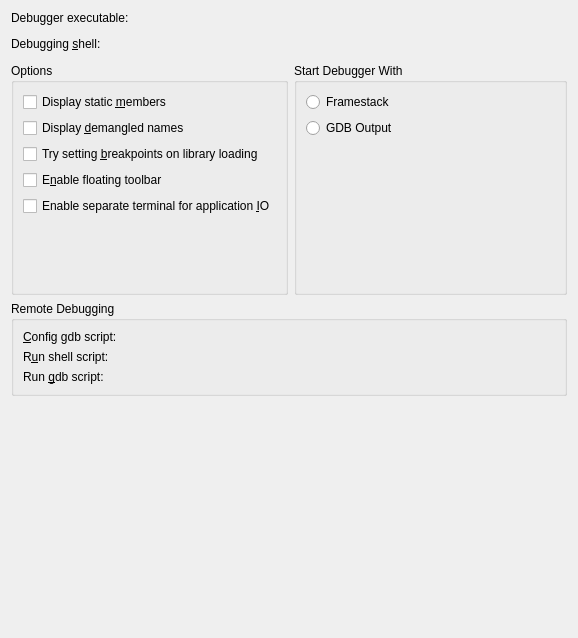
Old version of the form debuggers/gdb/debuggerconfigwidget.ui in the repository KDE/kdevelop.
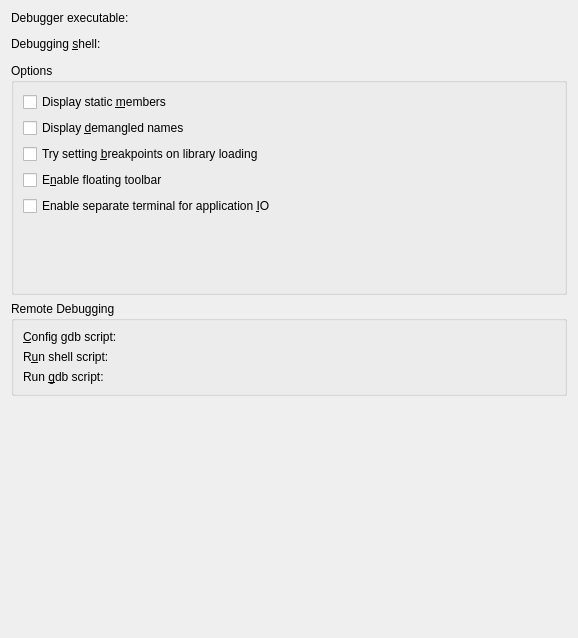
New version of the form. Custom widgets are drawn as their Qt base class.

Commit message: Remove config option to raise framestack when starting debugger. Instead OutputView is opened.

The edit to the form file:
```diff
--- a/debuggers/gdb/debuggerconfigwidget.ui
+++ b/debuggers/gdb/debuggerconfigwidget.ui
@@ -179,42 +179,6 @@
        </layout>
       </widget>
      </item>
-     <item>
-      <widget class="QGroupBox" name="groupBox_4">
-       <property name="title">
-        <string>Start Debugger With</string>
-       </property>
-       <layout class="QVBoxLayout">
-        <item>
-         <widget class="QRadioButton" name="startWithFramestack">
-          <property name="text">
-           <string>Framestack</string>
-          </property>
-         </widget>
-        </item>
-        <item>
-         <widget class="QRadioButton" name="kcfg_startWithGdb">
-          <property name="text">
-           <string>GDB Output</string>
-          </property>
-         </widget>
-        </item>
-        <item>
-         <spacer>
-          <property name="orientation">
-           <enum>Qt::Vertical</enum>
-          </property>
-          <property name="sizeHint" stdset="0">
-           <size>
-            <width>20</width>
-            <height>40</height>
-           </size>
-          </property>
-         </spacer>
-        </item>
-       </layout>
-      </widget>
-     </item>
     </layout>
    </item>
    <item>
```
The commit also changes 3 other files.
